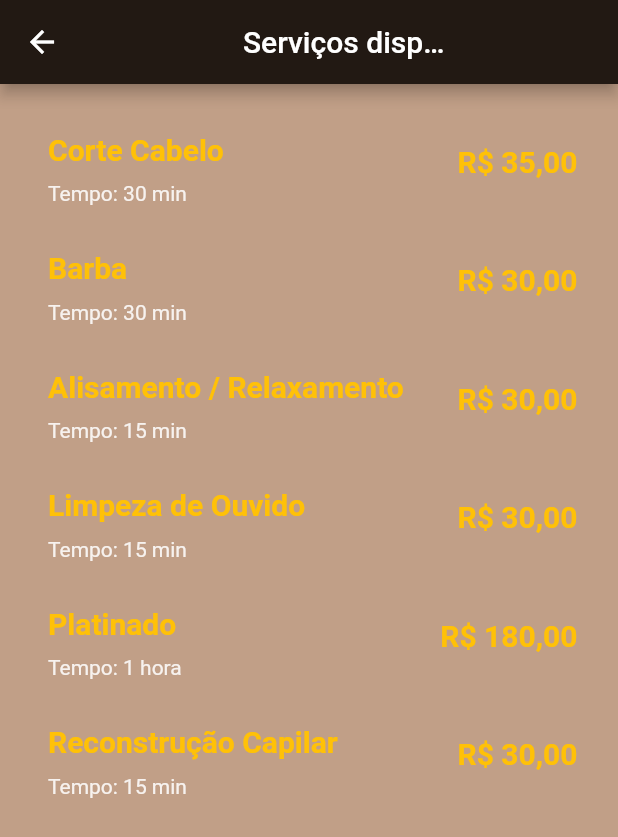
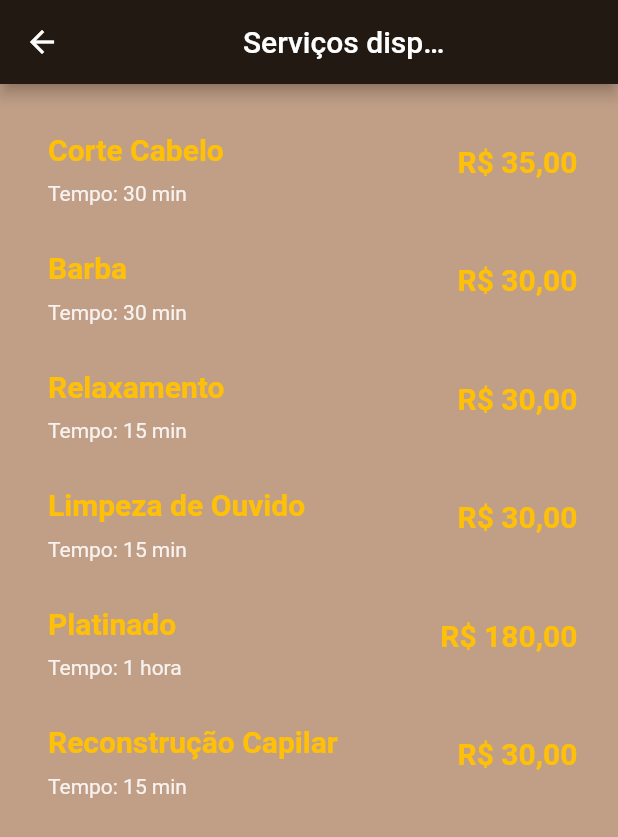
Before and after one commit to mendesviton/barber-proway, a Flutter app: the CutsPage screen opened directly, on a phone screen of 412 x 824 dp. Shown: the top 837 px of the screen. Run offline on Flutter 3.47's test engine with Material 2 defaults, Android fonts, the phone set to English and light mode, and no system bars.

Commit message:
[feat] add service pages

```diff
--- a/lib/pages/page_calendar/calendar_page.dart
+++ b/lib/pages/page_calendar/calendar_page.dart
@@ -1,6 +1,4 @@
 import 'package:flutter/material.dart';
-
-
 
 class CalendarPage extends StatelessWidget {
   const CalendarPage({Key? key}) : super(key: key);
--- a/lib/pages/services/services_page.dart
+++ b/lib/pages/services/services_page.dart
@@ -1,4 +1,7 @@
 import 'package:flutter/material.dart';
+
+import '../page_calendar/calendar_page.dart';
+import '../page_change_professional/widgets/body_change_professional.dart';
 
 class Servies extends StatelessWidget {
   final String type;
@@ -19,6 +22,8 @@ class Servies extends StatelessWidget {
     return InkWell(
       onTap: () {
         _backgroundColor = Colors.grey;
+        Navigator.of(context).push(
+            MaterialPageRoute(builder: (context) => ChangeProfessional()));
       },
       child: Container(
         padding: const EdgeInsets.symmetric(
@@ -38,6 +43,7 @@ class Servies extends StatelessWidget {
               crossAxisAlignment: CrossAxisAlignment.start,
               children: [
                 Container(
+                  decoration: BoxDecoration(color: Colors.transparent),
                   padding: const EdgeInsets.all(10),
                   child: Text(
                     type,
--- a/lib/pages/services/widgets/card_services.dart
+++ b/lib/pages/services/widgets/card_services.dart
@@ -37,7 +37,7 @@ class CutsPage extends StatelessWidget {
                   value: "30,00",
                 ),
                 Servies(
-                  type: "Alisamento / Relaxamento",
+                  type: "Relaxamento",
                   time: "15 min",
                   value: "30,00",
                 ),
```
